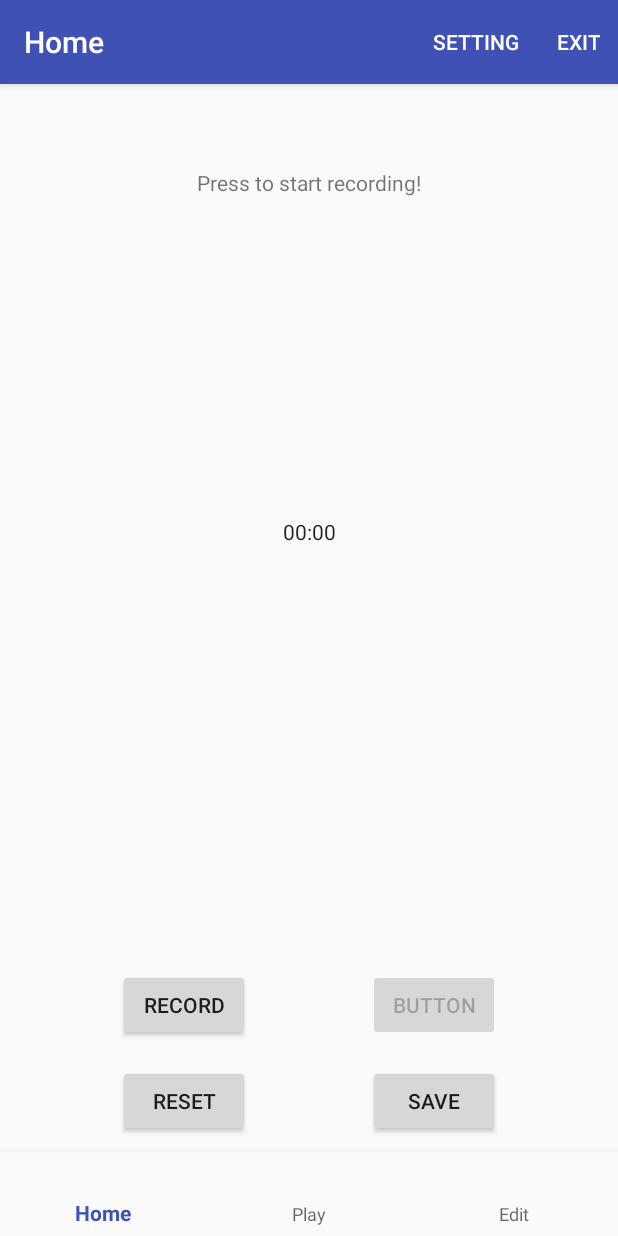
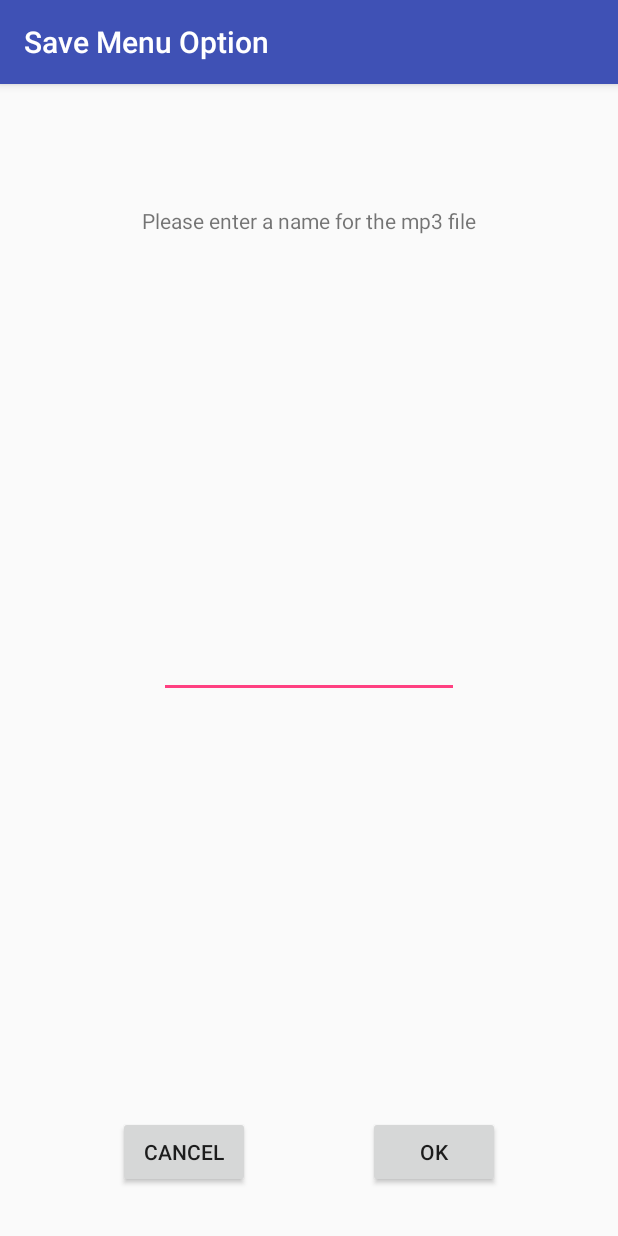
Before and after one commit to davidcdo/Record-Express, an Android app: the screen it shows after launch (MainActivity before the commit, SaveOption after it), after a tap on "SAVE", on a phone screen of 412 x 824 dp. Run offline under Robolectric (Android 15) with nearby library versions, the phone set to English and light mode, and no system bars; 2 other taps on this screen came first.

Commit message:
Completed a fully function recording system. Now working on the Play fragment

```diff
--- a/app/src/main/AndroidManifest.xml
+++ b/app/src/main/AndroidManifest.xml
@@ -19,6 +19,9 @@
                 <category android:name="android.intent.category.LAUNCHER" />
             </intent-filter>
         </activity>
+        <activity android:name=".SaveOption"
+            android:label="Save Menu Option"
+            />
     </application>
 
 </manifest>
--- a/app/src/main/java/cs371m/dcd954/recordexpress/HomeFrag.java
+++ b/app/src/main/java/cs371m/dcd954/recordexpress/HomeFrag.java
@@ -1,6 +1,7 @@
 package cs371m.dcd954.recordexpress;
 
 import android.Manifest;
+import android.content.Intent;
 import android.content.pm.PackageManager;
 import android.media.MediaRecorder;
 import android.os.Bundle;
@@ -21,6 +22,7 @@ import android.widget.ProgressBar;
 import android.widget.TextView;
 import android.widget.Toast;
 
+import java.io.File;
 import java.net.PasswordAuthentication;
 import java.util.UUID;
 
@@ -41,8 +43,13 @@ public class HomeFrag extends Fragment {
     protected Button start;
     protected Button pause;
 
+    protected boolean saved = false;
     protected long resumeTime;
-    protected String savePath = "";
+    protected String savePath = null;
+    protected File currentDir;
+
+    protected boolean returnStatus;
+    protected String returnString;
 
     final int REQUEST_PERMISSION_CODE = 1000;
 
@@ -102,6 +109,21 @@ public class HomeFrag extends Fragment {
                              @Nullable ViewGroup container,
                              @Nullable Bundle savedInstanceState) {
         //return super.onCreateView(inflater, container, savedInstanceState);
+
+        /*
+        File folder = new File(Environment.getExternalStorageDirectory() + "/Record_Express");
+        if (!folder.exists()) {
+            folder.mkdir();
+        }
+        */
+
+        File root = Environment.getExternalStorageDirectory();
+        // Toast.makeText(getActivity(), root.toString(), Toast.LENGTH_SHORT).show();
+        currentDir = new File(root.getAbsolutePath() + "/Record_Express");
+        if (!currentDir.exists()) {
+            currentDir.mkdir();
+        }
+
         homeView = inflater.inflate(R.layout.home_layout, container, false);
 
         progressBar = homeView.findViewById(R.id.progressBar);
@@ -114,33 +136,32 @@ public class HomeFrag extends Fragment {
 
         progressBar.setVisibility(View.INVISIBLE);
 
+        resetCorrectButtons();
+
         reset.setOnClickListener(new View.OnClickListener() {
             @Override
             public void onClick(View v) {
-                if (mr != null) {
-                    try {
-                        mr.stop();
-                    } catch (Exception e) {
-                        Log.d("XXX", "onClick reset, stopping recorder failed");
-                    } finally {
-                        mr.release();
-                        mr = null;
-                    }
-                }
-
-                progressTime.stop();
-                progressTime.setBase(SystemClock.elapsedRealtime());
-                resumeTime = 0;
-                pause.setEnabled(false);
-                start.setEnabled(true);
-                progressBar.setVisibility(View.INVISIBLE);
+                resetFrag();
             }
         });
 
         save.setOnClickListener(new View.OnClickListener() {
             @Override
             public void onClick(View v) {
+                /*
+                File a = new File(savePath);
+                File b = new File(currentDir, "IGotMyName.mp3");
+                a.renameTo(b);
+                */
 
+                saved = true;
+
+                Intent settingsMenuIntent = new Intent(getActivity(), SaveOption.class);
+                Bundle myExtras = new Bundle();
+                myExtras.putString("currentPath", savePath);
+                settingsMenuIntent.putExtras(myExtras);
+                final int result = 1;
+                startActivityForResult(settingsMenuIntent, result);
             }
         });
 
@@ -163,6 +184,7 @@ public class HomeFrag extends Fragment {
                 progressTime.start();
                 start.setEnabled(false);
                 pause.setEnabled(true);
+                save.setEnabled(true);
                 progressBar.setVisibility(View.VISIBLE);
             }
         });
@@ -184,10 +206,62 @@ public class HomeFrag extends Fragment {
         return homeView;
     }
 
+    /*
+    @Override
+    public void onActivityResult(int requestCode, int resultCode, Intent data) {
+        super.onActivityResult(requestCode, resultCode, data);
+
+        Bundle extras = data.getExtras();
+        if (extras != null) {
+            returnStatus = extras.getBoolean("a");
+            if (returnStatus) {
+                returnString = extras.getString("b");
+                returnString += ".mp3";
+
+                //Toast.makeText(getActivity(), savePath.toString(), Toast.LENGTH_SHORT).show();
+                //Log.d("XXX", savePath.toString());
+                //saved = true;
+
+                changeFileName();
+
+                Toast.makeText(getActivity(),
+                        "File successfully saved as " + returnString,
+                        Toast.LENGTH_SHORT).show();
+            } else {
+                Toast.makeText(getActivity(),
+                        "Canceled, discarding current file...",
+                        Toast.LENGTH_SHORT).show();
+            }
+        }
+
+        //resetFrag();
+    }
+    */
+
+    @Override
+    public void onStop() {
+        super.onStop();
+        resetFrag();
+    }
+
+    private void resetCorrectButtons() {
+        pause.setEnabled(false);
+        save.setEnabled(false);
+        start.setEnabled(true);
+    }
+
     private void onRecord(String a) {
         if (startTag == a) {
+            /*
+            String folder_main = "RecordExpress";
+            File f = new File(Environment.getExternalStorageDirectory(), folder_main);
+            if (!f.exists()) {
+                f.mkdirs();
+            }
+            */
+
             savePath = Environment.getExternalStorageDirectory().getAbsolutePath()
-                    + "/" + UUID.randomUUID().toString() + "_record_express.mp3";
+                    + "/Record_Express/" + UUID.randomUUID().toString() + ".mp3";
 
             Toast.makeText(getActivity(), savePath.toString(), Toast.LENGTH_SHORT).show();
 
@@ -225,4 +299,34 @@ public class HomeFrag extends Fragment {
         mr.setAudioEncoder(MediaRecorder.AudioEncoder.AAC);
         mr.setOutputFile(savePath);
     }
+
+    private void resetFrag() {
+        if (mr != null) {
+            try {
+                mr.stop();
+            } catch (Exception e) {
+                Log.d("XXX", "onClick reset, stopping recorder failed");
+            } finally {
+                mr.release();
+                mr = null;
+            }
+        }
+
+        progressTime.stop();
+        progressTime.setBase(SystemClock.elapsedRealtime());
+        resumeTime = 0;
+        pause.setEnabled(false);
+        start.setEnabled(true);
+        progressBar.setVisibility(View.INVISIBLE);
+
+        if (savePath != null && !saved) {
+            File a = new File(savePath);
+            a.delete();
+        }
+
+        savePath = null;
+        saved = false;
+
+        resetCorrectButtons();
+    }
 }
--- /dev/null
+++ b/app/src/main/java/cs371m/dcd954/recordexpress/SaveOption.java
@@ -0,0 +1,99 @@
+package cs371m.dcd954.recordexpress;
+
+import android.content.Intent;
+import android.os.Bundle;
+import android.os.Environment;
+import android.support.annotation.Nullable;
+import android.support.v7.app.AppCompatActivity;
+import android.view.View;
+import android.widget.Button;
+import android.widget.EditText;
+import android.widget.Toast;
+
+import java.io.File;
+
+public class SaveOption extends AppCompatActivity {
+
+    private Button cancel, ok;
+    private EditText entered;
+
+    //private boolean status = false;
+    private String enteredString = "";
+    private String filePath = "";
+
+    @Override
+    protected void onCreate(@Nullable Bundle savedInstanceState) {
+        super.onCreate(savedInstanceState);
+        setContentView(R.layout.save_layout);
+
+        Intent activityThatCalled = getIntent();
+        Bundle callingBundle = activityThatCalled.getExtras();
+        if(callingBundle != null) {
+            filePath = callingBundle.getString("currentPath");
+        }
+
+        initWidgets();
+    }
+
+    private void initWidgets() {
+        cancel = findViewById(R.id.cancel);
+        ok = findViewById(R.id.ok);
+        entered = findViewById(R.id.entered);
+
+        cancel.setOnClickListener(new View.OnClickListener() {
+            @Override
+            public void onClick(View v) {
+                //status = false;
+                //enteredString = "";
+                //passBackResults();
+                File a = new File(filePath);
+                a.delete();
+
+                Toast.makeText(getApplicationContext(),
+                        "Cancelled, discarding file...",
+                        Toast.LENGTH_SHORT).show();
+
+                finish();
+            }
+        });
+
+        ok.setOnClickListener(new View.OnClickListener() {
+            @Override
+            public void onClick(View v) {
+                if (entered.getText().toString().length() > 0) {
+                    //status = true;
+                    enteredString = entered.getText().toString() + ".mp3";
+                    //passBackResults();
+
+                    File root = Environment.getExternalStorageDirectory();
+                    File currentDir = new File(root.getAbsolutePath() +
+                            "/Record_Express");
+
+                    File a = new File(filePath);
+                    File b = new File(currentDir, enteredString);
+                    a.renameTo(b);
+
+                    Toast.makeText(getApplicationContext(),
+                            "Successfully renamed file to " + enteredString,
+                            Toast.LENGTH_SHORT).show();
+
+                    finish();
+                } else {
+                    Toast.makeText(getApplicationContext(),
+                            "Please enter in a name for the file",
+                            Toast.LENGTH_SHORT).show();
+                }
+            }
+        });
+    }
+
+    /*
+    private void passBackResults() {
+        Intent goingBack = new Intent();
+        goingBack.putExtra("a", status);
+        goingBack.putExtra("b", enteredString);
+        setResult(RESULT_OK, goingBack);
+        finish();
+    }
+    */
+}
--- a/app/src/main/res/layout/home_layout.xml
+++ b/app/src/main/res/layout/home_layout.xml
@@ -88,7 +88,7 @@
         android:layout_width="wrap_content"
         android:layout_height="wrap_content"
         android:layout_marginBottom="16dp"
-        android:text="Button"
+        android:text="Pause"
         app:layout_constraintBottom_toTopOf="@+id/save"
         app:layout_constraintEnd_toEndOf="parent"
         app:layout_constraintHorizontal_bias="0.5"
--- /dev/null
+++ b/app/src/main/res/layout/save_layout.xml
@@ -0,0 +1,56 @@
+<?xml version="1.0" encoding="utf-8"?>
+<android.support.constraint.ConstraintLayout xmlns:android="http://schemas.android.com/apk/res/android"
+    xmlns:app="http://schemas.android.com/apk/res-auto"
+    xmlns:tools="http://schemas.android.com/tools"
+    android:layout_width="match_parent"
+    android:layout_height="match_parent">
+
+    <TextView
+        android:id="@+id/save_intro"
+        android:layout_width="wrap_content"
+        android:layout_height="wrap_content"
+        android:layout_marginBottom="8dp"
+        android:layout_marginEnd="8dp"
+        android:layout_marginStart="8dp"
+        android:layout_marginTop="8dp"
+        android:text="Please enter a name for the mp3 file"
+        app:layout_constraintBottom_toBottomOf="parent"
+        app:layout_constraintEnd_toEndOf="parent"
+        app:layout_constraintStart_toStartOf="parent"
+        app:layout_constraintTop_toTopOf="parent"
+        app:layout_constraintVertical_bias="0.100000024" />
+
+    <Button
+        android:id="@+id/cancel"
+        android:layout_width="wrap_content"
+        android:layout_height="wrap_content"
+        android:layout_marginBottom="32dp"
+        android:text="Cancel"
+        app:layout_constraintBottom_toBottomOf="parent"
+        app:layout_constraintEnd_toStartOf="@+id/ok"
+        app:layout_constraintHorizontal_bias="0.5"
+        app:layout_constraintStart_toStartOf="parent" />
+
+    <Button
+        android:id="@+id/ok"
+        android:layout_width="wrap_content"
+        android:layout_height="wrap_content"
+        android:text="Ok"
+        app:layout_constraintEnd_toEndOf="parent"
+        app:layout_constraintHorizontal_bias="0.5"
+        app:layout_constraintStart_toEndOf="@+id/cancel"
+        app:layout_constraintTop_toTopOf="@+id/cancel" />
+
+    <EditText
+        android:id="@+id/entered"
+        android:layout_width="200dp"
+        android:layout_height="50dp"
+        android:layout_marginBottom="8dp"
+        android:layout_marginEnd="8dp"
+        android:layout_marginStart="8dp"
+        android:layout_marginTop="8dp"
+        app:layout_constraintBottom_toBottomOf="parent"
+        app:layout_constraintEnd_toEndOf="parent"
+        app:layout_constraintStart_toStartOf="parent"
+        app:layout_constraintTop_toTopOf="parent" />
+</android.support.constraint.ConstraintLayout>
```
Also changed, not shown: app/gradle/wrapper/gradle-wrapper.properties (added), 4 other files.
